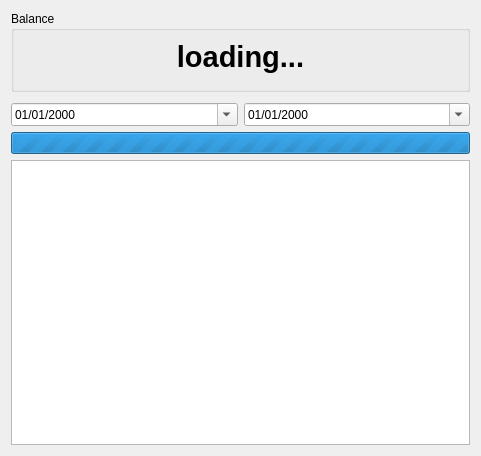
This is src/sakia/gui/navigation/txhistory/txhistory.ui in duniter/sakia as Qt 5 draws it before an edit. The edited form follows.
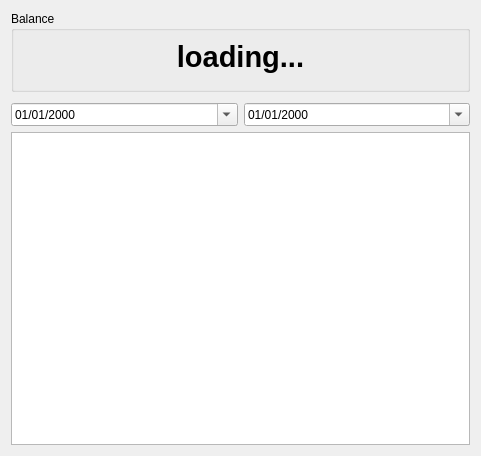
This is the edited form. Custom widgets are drawn as their Qt base class.

Patch:
```diff
--- a/src/sakia/gui/navigation/txhistory/txhistory.ui
+++ b/src/sakia/gui/navigation/txhistory/txhistory.ui
@@ -72,16 +72,6 @@
        </item>
       </layout>
      </item>
-     <item>
-      <widget class="QProgressBar" name="progressbar">
-       <property name="maximum">
-        <number>0</number>
-       </property>
-       <property name="value">
-        <number>-1</number>
-       </property>
-      </widget>
-     </item>
      <item>
       <widget class="QTableView" name="table_history">
        <property name="contextMenuPolicy">
```
Left out of the diff: 2 changed lines with no effect on the pictures.
